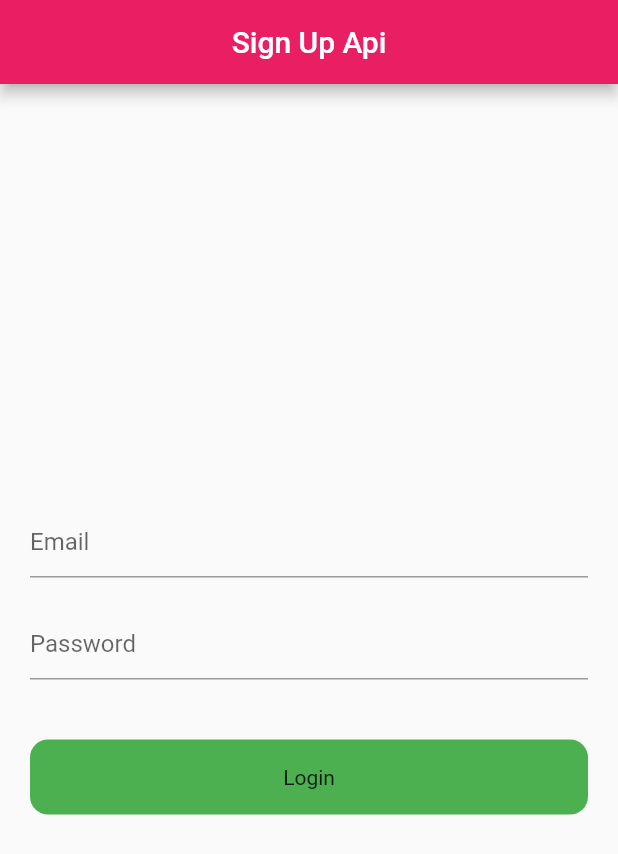
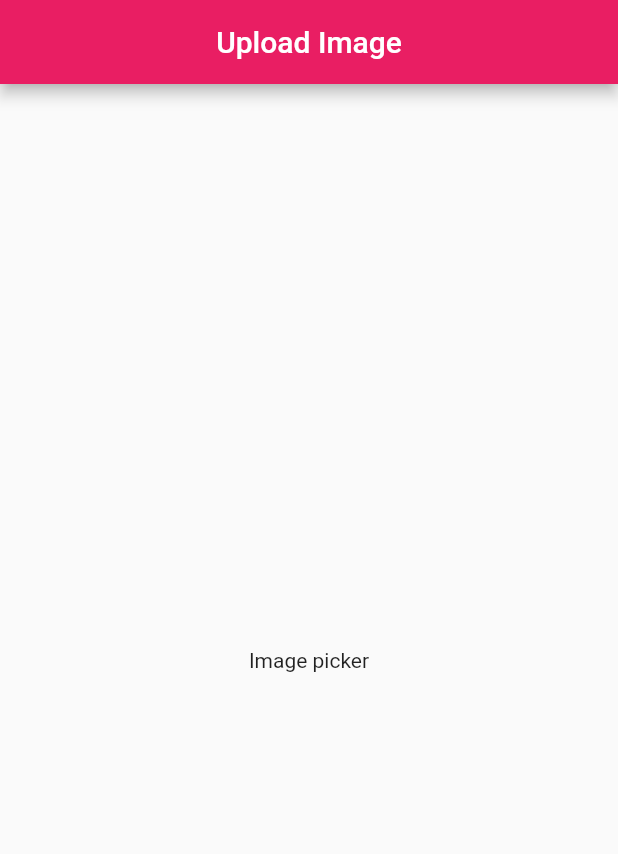
Before and after one commit to zainahmed0597/Flltter-REST-API, a Flutter app: the screen it shows after launch, on a phone screen of 412 x 824 dp. Shown: the top 854 px of the screen. Run offline on Flutter 3.47's test engine with Material 2 defaults, Android fonts, the phone set to English and light mode, and no system bars; our stand-ins replace image_picker.

Commit message:
working on image upload on server using api

```diff
--- a/lib/main.dart
+++ b/lib/main.dart
@@ -1,5 +1,5 @@
 import 'package:flutter/material.dart';
-import 'package:flutter_rest_api/signup.dart';
+import 'package:flutter_rest_api/upload_image.dart';
 
 
 void main() {
@@ -18,7 +18,7 @@ class MyApp extends StatelessWidget {
       ),
       debugShowCheckedModeBanner: false,
       // home: const ExampleFour(),
-      home:  const SignUpScreen(),
+      home:  const UploadImageScreen(),
     );
   }
 }
--- a/lib/signup.dart
+++ b/lib/signup.dart
@@ -1,5 +1,3 @@
-import 'dart:convert';
-
 import 'package:http/http.dart';
 import 'package:flutter/material.dart';
 
@@ -25,15 +23,15 @@ class _SignUpScreenState extends State<SignUpScreen> {
         }
       );
       if(response.statusCode == 200) {
-        var data = jsonDecode(response.body.toString());
-        print(data['token']);
+        // var data = jsonDecode(response.body.toString());
+        // print(data['token']);
         // print('Account created successfully');
-        print('Login successfully');
+        // print('Login successfully');
       }else {
-        print('failed');
+        // print('failed');
       }
     }catch(e){
-      print(e.toString());
+      // print(e.toString());
     }
   }
 
--- /dev/null
+++ b/lib/upload_image.dart
@@ -0,0 +1,47 @@
+import 'dart:io';
+
+import 'package:flutter/material.dart';
+import 'package:image_picker/image_picker.dart';
+
+class UploadImageScreen extends StatefulWidget {
+  const UploadImageScreen({Key? key}) : super(key: key);
+
+  @override
+  State<UploadImageScreen> createState() => _UploadImageScreenState();
+}
+
+class _UploadImageScreenState extends State<UploadImageScreen>{
+
+  File? image;
+  final _picker = ImagePicker();
+  bool showSpinner = false;
+
+  @override
+  Widget build(BuildContext context) {
+    return Scaffold(
+      appBar: AppBar(
+        centerTitle: true,
+        title: const Text('Upload Image'),
+      ),
+      body: Column(
+        mainAxisAlignment: MainAxisAlignment.center,
+        crossAxisAlignment: CrossAxisAlignment.center,
+        children: [
+          Container(
+            child: image == null ? const Center(child: Text("Image picker"),) :
+                Container(
+                  child: Center(
+                    child: Image.file(
+                      File(image!.path).absolute,
+                      height: 100,
+                      width: 100,
+                      fit: BoxFit.cover,
+                    ),
+                  ),
+                ),
+          ),
+        ],
+      ),
+    );
+  }
+}
--- a/pubspec.yaml
+++ b/pubspec.yaml
@@ -38,6 +38,7 @@ dependencies:
   cupertino_icons: ^1.0.2
   http: ^0.13.5
   modal_progress_hud_nsn: ^0.3.0
+  image_picker: ^0.8.6
 
 dev_dependencies:
   flutter_test:
```
Also changed, not shown: pubspec.lock, 1 other file.
